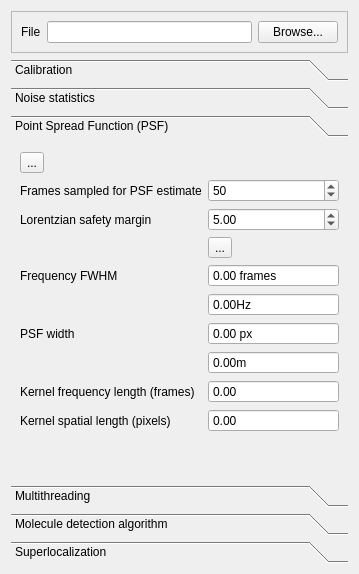
First picture: the form in src/qudi/gui/molecule_localization/settings.ui, repository Lab-on-a-Molecule-Quantum-Nanophotonics/qudi-lab-on-a-molecule-modules, before the edit.
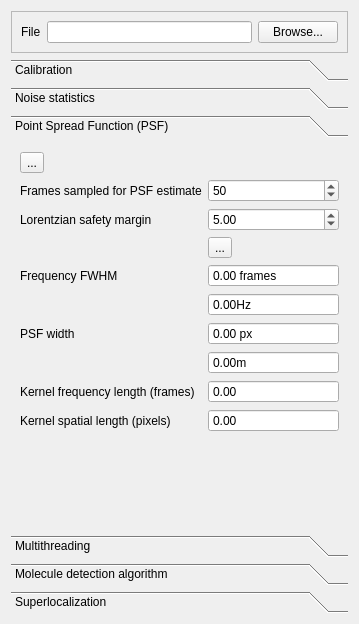
Second picture: the form after the edit. The open tabs and pages were chosen to show the change. Custom widgets are drawn as their Qt base class.

Diff of the .ui file:
```diff
--- a/src/qudi/gui/molecule_localization/settings.ui
+++ b/src/qudi/gui/molecule_localization/settings.ui
@@ -7,7 +7,7 @@
     <x>0</x>
     <y>0</y>
     <width>359</width>
-    <height>543</height>
+    <height>624</height>
    </rect>
   </property>
   <property name="sizePolicy">
@@ -425,9 +425,9 @@
       <property name="geometry">
        <rect>
         <x>0</x>
-        <y>-22</y>
-        <width>366</width>
-        <height>300</height>
+        <y>0</y>
+        <width>349</width>
+        <height>359</height>
        </rect>
       </property>
       <attribute name="label">
```
Left out of the diff: 10 changed lines with no effect on the pictures.
